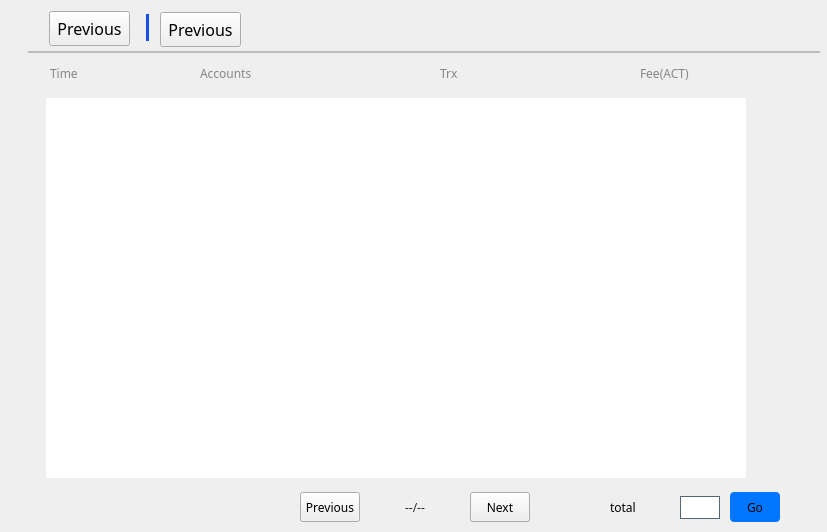
The window that delegatespage.ui (PinkDiamond1/WalletLite) describes before a commit, drawn with Qt 5.
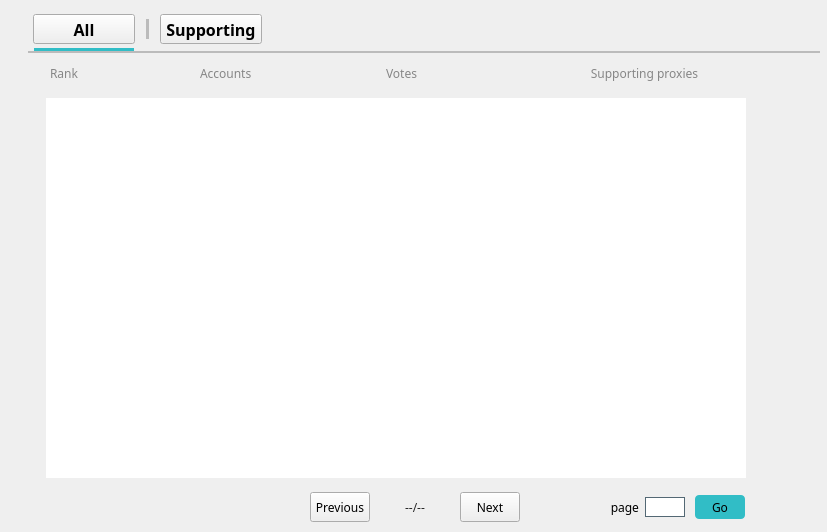
The same window after the commit.

Patch:
```diff
--- a/delegatespage.ui
+++ b/delegatespage.ui
@@ -26,9 +26,9 @@
    <property name="geometry">
     <rect>
      <x>146</x>
-     <y>14</y>
+     <y>19</y>
      <width>3</width>
-     <height>27</height>
+     <height>20</height>
     </rect>
    </property>
    <property name="font">
@@ -37,7 +37,7 @@
     </font>
    </property>
    <property name="styleSheet">
-    <string notr="true">background-color: rgb(21, 79, 230);</string>
+    <string notr="true">background-color: rgb(187, 187, 187);</string>
    </property>
    <property name="text">
     <string/>
@@ -61,7 +61,7 @@
     <string notr="true">color: rgb(134, 134, 134);</string>
    </property>
    <property name="text">
-    <string>Time</string>
+    <string>Rank</string>
    </property>
   </widget>
   <widget class="QLabel" name="label_11">
@@ -88,7 +88,7 @@
   <widget class="QLabel" name="label_12">
    <property name="geometry">
     <rect>
-     <x>440</x>
+     <x>386</x>
      <y>58</y>
      <width>121</width>
      <height>30</height>
@@ -103,15 +103,15 @@
     <string notr="true">color: rgb(134, 134, 134);</string>
    </property>
    <property name="text">
-    <string>Trx</string>
+    <string>Votes</string>
    </property>
   </widget>
   <widget class="QLabel" name="label_13">
    <property name="geometry">
     <rect>
-     <x>640</x>
+     <x>584</x>
      <y>58</y>
-     <width>111</width>
+     <width>121</width>
      <height>30</height>
     </rect>
    </property>
@@ -124,7 +124,10 @@
     <string notr="true">color: rgb(134, 134, 134);</string>
    </property>
    <property name="text">
-    <string>Fee(ACT)</string>
+    <string>Supporting proxies</string>
+   </property>
+   <property name="alignment">
+    <set>Qt::AlignCenter</set>
    </property>
   </widget>
   <widget class="QLabel" name="label_14">
@@ -151,7 +154,7 @@
   <widget class="QToolButton" name="nextPageBtn">
    <property name="geometry">
     <rect>
-     <x>470</x>
+     <x>460</x>
      <y>492</y>
      <width>60</width>
      <height>30</height>
@@ -178,10 +181,10 @@
   <widget class="QLineEdit" name="pageLineEdit">
    <property name="geometry">
     <rect>
-     <x>680</x>
-     <y>496</y>
+     <x>645</x>
+     <y>497</y>
      <width>40</width>
-     <height>23</height>
+     <height>20</height>
     </rect>
    </property>
    <property name="font">
@@ -207,7 +210,7 @@
   <widget class="QLabel" name="numberLabel">
    <property name="geometry">
     <rect>
-     <x>610</x>
+     <x>578</x>
      <y>492</y>
      <width>61</width>
      <height>30</height>
@@ -218,8 +221,14 @@
      <family>微软雅黑</family>
     </font>
    </property>
+   <property name="layoutDirection">
+    <enum>Qt::LeftToRight</enum>
+   </property>
    <property name="text">
-    <string>total </string>
+    <string>page</string>
+   </property>
+   <property name="alignment">
+    <set>Qt::AlignRight|Qt::AlignTrailing|Qt::AlignVCenter</set>
    </property>
   </widget>
   <widget class="QLabel" name="pageLabel">
@@ -249,7 +258,7 @@
   <widget class="QToolButton" name="prePageBtn">
    <property name="geometry">
     <rect>
-     <x>300</x>
+     <x>310</x>
      <y>492</y>
      <width>60</width>
      <height>30</height>
@@ -292,16 +301,18 @@
   <widget class="QToolButton" name="allDelegatesBtn">
    <property name="geometry">
     <rect>
-     <x>49</x>
-     <y>11</y>
-     <width>81</width>
-     <height>35</height>
+     <x>33</x>
+     <y>14</y>
+     <width>102</width>
+     <height>30</height>
     </rect>
    </property>
    <property name="font">
     <font>
      <family>微软雅黑</family>
      <pointsize>12</pointsize>
+     <weight>75</weight>
+     <bold>true</bold>
     </font>
    </property>
    <property name="cursor">
@@ -317,22 +328,24 @@
     <string notr="true"/>
    </property>
    <property name="text">
-    <string>Previous</string>
+    <string>All</string>
    </property>
   </widget>
   <widget class="QToolButton" name="supportedDelegatesBtn">
    <property name="geometry">
     <rect>
      <x>160</x>
-     <y>12</y>
-     <width>81</width>
-     <height>35</height>
+     <y>14</y>
+     <width>102</width>
+     <height>30</height>
     </rect>
    </property>
    <property name="font">
     <font>
      <family>微软雅黑</family>
      <pointsize>12</pointsize>
+     <weight>75</weight>
+     <bold>true</bold>
     </font>
    </property>
    <property name="cursor">
@@ -345,7 +358,7 @@
     <string notr="true"/>
    </property>
    <property name="text">
-    <string>Previous</string>
+    <string>Supporting</string>
    </property>
   </widget>
   <widget class="QListView" name="listView">
@@ -366,10 +379,10 @@
   <widget class="QToolButton" name="goToBtn">
    <property name="geometry">
     <rect>
-     <x>730</x>
-     <y>492</y>
+     <x>695</x>
+     <y>495</y>
      <width>50</width>
-     <height>30</height>
+     <height>24</height>
     </rect>
    </property>
    <property name="font">
@@ -384,13 +397,34 @@
     <enum>Qt::NoFocus</enum>
    </property>
    <property name="styleSheet">
-    <string notr="true">background-color:rgb(0,118,255);
+    <string notr="true">background-color:rgb(49,189,198);
 border-radius:4px;</string>
    </property>
    <property name="text">
     <string>Go</string>
    </property>
   </widget>
+  <widget class="QLabel" name="moveLabel">
+   <property name="geometry">
+    <rect>
+     <x>34</x>
+     <y>48</y>
+     <width>100</width>
+     <height>3</height>
+    </rect>
+   </property>
+   <property name="font">
+    <font>
+     <family>微软雅黑</family>
+    </font>
+   </property>
+   <property name="styleSheet">
+    <string notr="true">background-color: rgb(49,189,198);</string>
+   </property>
+   <property name="text">
+    <string/>
+   </property>
+  </widget>
   <zorder>label_12</zorder>
   <zorder>label_3</zorder>
   <zorder>label_9</zorder>
```
Left out of the diff: 1 changed line with no effect on the pictures.
